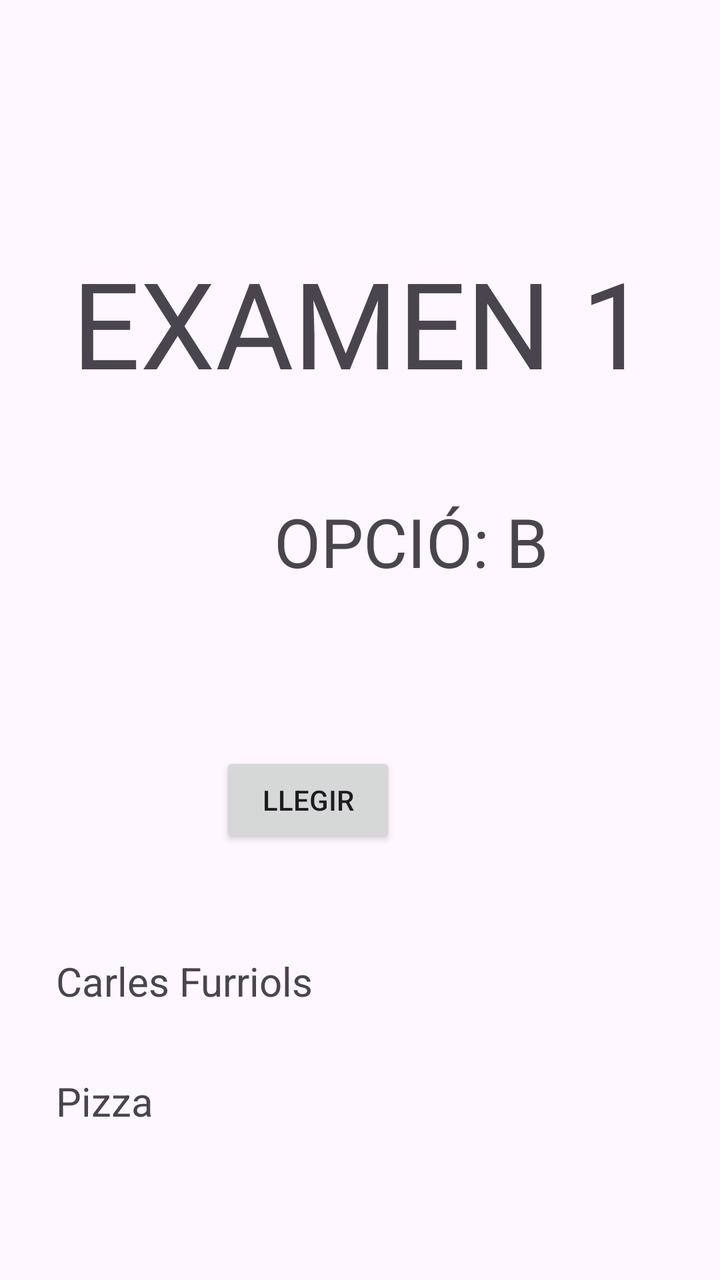
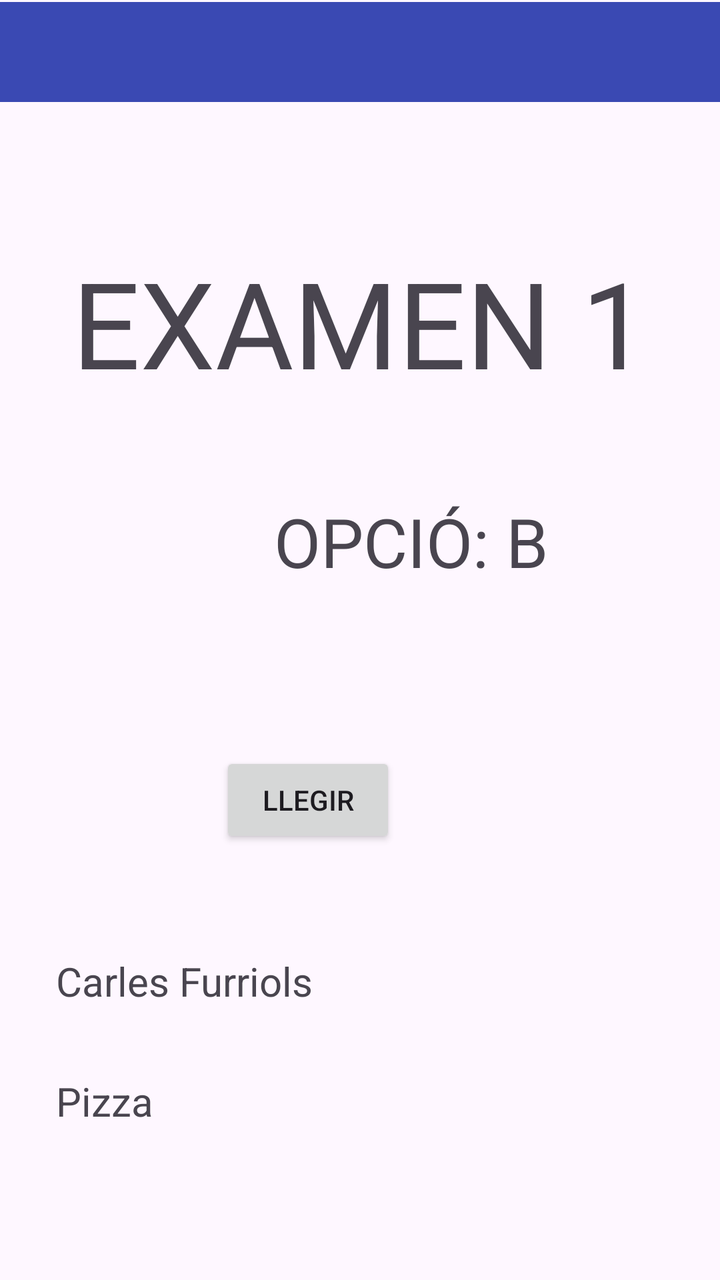

An Android layout rendered at two revisions. The XML below is the earlier revision; the diff shows what the commit changed to produce the second picture.
<!-- AndroidManifest.xml: application theme Theme.Examen1 -->
<!-- res/layout/activity_main.xml -->
<?xml version="1.0" encoding="utf-8"?>
<androidx.constraintlayout.widget.ConstraintLayout xmlns:android="http://schemas.android.com/apk/res/android"
    xmlns:app="http://schemas.android.com/apk/res-auto"
    xmlns:tools="http://schemas.android.com/tools"
    android:id="@+id/main"
    android:layout_width="match_parent"
    android:layout_height="match_parent"
    android:onClick="goToRead"
    tools:context=".MainActivity">

    <TextView
        android:id="@+id/titol1"
        android:layout_width="wrap_content"
        android:layout_height="wrap_content"
        android:layout_marginStart="172dp"
        android:layout_marginTop="121dp"
        android:layout_marginEnd="172dp"
        android:text="EXAMEN 1"
        android:textSize="60sp"
        app:layout_constraintEnd_toEndOf="parent"
        app:layout_constraintStart_toStartOf="parent"
        app:layout_constraintTop_toTopOf="parent" />

    <TextView
        android:id="@+id/opcio"
        android:layout_width="wrap_content"
        android:layout_height="wrap_content"
        android:layout_marginStart="137dp"
        android:layout_marginTop="248dp"
        android:layout_marginEnd="137dp"
        android:text="OPCIÓ: B"
        android:textSize="34sp"
        app:layout_constraintEnd_toEndOf="parent"
        app:layout_constraintHorizontal_bias="0.0"
        app:layout_constraintStart_toStartOf="parent"
        app:layout_constraintTop_toTopOf="parent" />

    <Button
        android:id="@+id/buttonLlegir"
        android:layout_width="wrap_content"
        android:layout_height="wrap_content"
        android:layout_marginStart="155dp"
        android:layout_marginTop="376dp"
        android:layout_marginEnd="162dp"
        android:onClick="goToRead"
        android:text="LLEGIR"
        app:layout_constraintEnd_toEndOf="parent"
        app:layout_constraintHorizontal_bias="1.0"
        app:layout_constraintStart_toStartOf="parent"
        app:layout_constraintTop_toTopOf="parent" />

    <TextView
        android:id="@+id/nomAlumne"
        android:layout_width="wrap_content"
        android:layout_height="wrap_content"
        android:layout_marginStart="28dp"
        android:layout_marginBottom="136dp"
        android:text="Carles Furriols"
        android:textSize="20sp"
        app:layout_constraintBottom_toBottomOf="parent"
        app:layout_constraintStart_toStartOf="parent" />

    <TextView
        android:id="@+id/tipusEntitat"
        android:layout_width="wrap_content"
        android:layout_height="wrap_content"
        android:layout_marginStart="28dp"
        android:layout_marginBottom="76dp"
        android:text="Pizza"
        android:textSize="20sp"
        app:layout_constraintBottom_toBottomOf="parent"
        app:layout_constraintStart_toStartOf="parent" />
</androidx.constraintlayout.widget.ConstraintLayout>
<!-- resources referenced by this layout -->
<resources>
  <style name="Theme.Examen1" parent="Base.Theme.Examen1" />
  <style name="Base.Theme.Examen1" parent="Theme.Material3.DayNight.NoActionBar">
          
          
      </style>
</resources>

<!-- the commit's change to res/layout/activity_main.xml (unified diff, before → after) -->
@@ -70,4 +70,16 @@
         android:textSize="20sp"
         app:layout_constraintBottom_toBottomOf="parent"
         app:layout_constraintStart_toStartOf="parent" />
+
+    <LinearLayout
+        android:layout_width="409dp"
+        android:layout_height="50dp"
+        android:layout_marginStart="1dp"
+        android:layout_marginTop="1dp"
+        android:layout_marginEnd="1dp"
+        android:background="#3A49B3"
+        android:orientation="horizontal"
+        app:layout_constraintEnd_toEndOf="parent"
+        app:layout_constraintStart_toStartOf="parent"
+        app:layout_constraintTop_toTopOf="parent"></LinearLayout>
 </androidx.constraintlayout.widget.ConstraintLayout>
